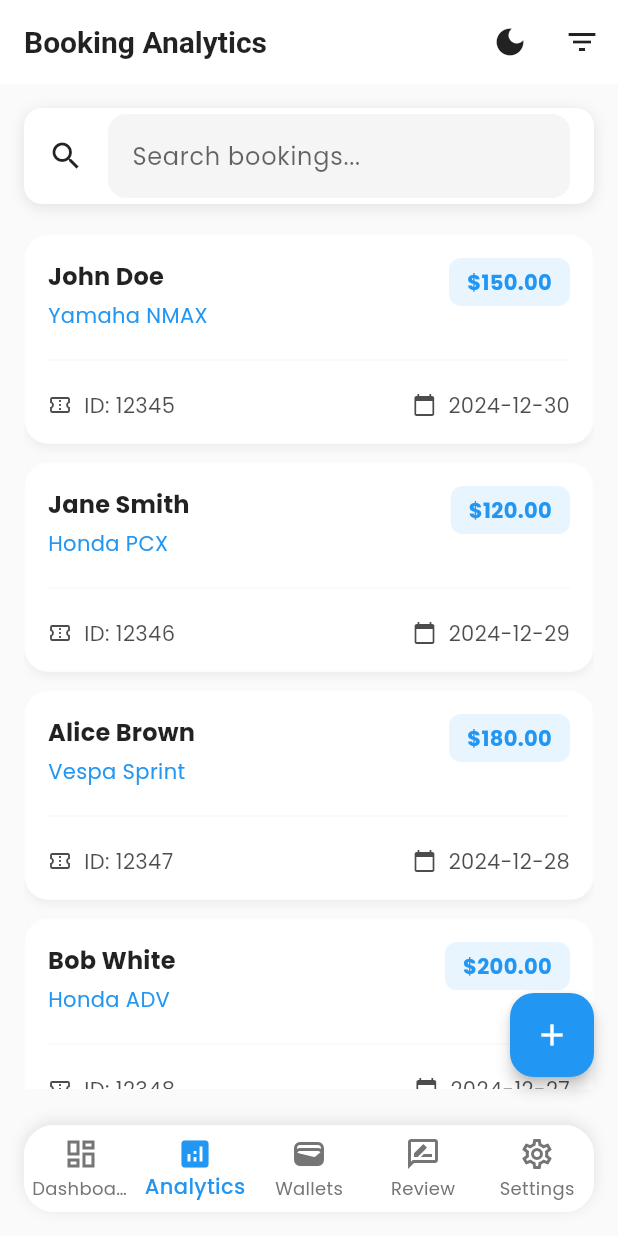
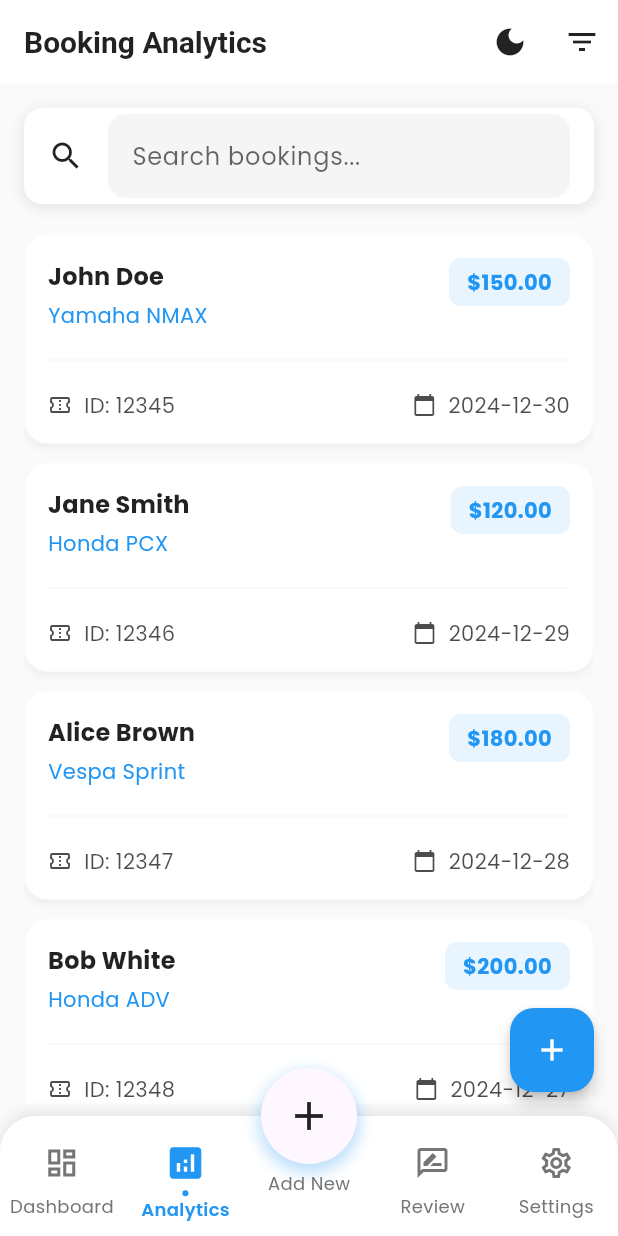
Before and after one commit to reysilvaa/rosantibike_mobile, a Flutter app: the screen it shows after launch, item 2 of the bottom bar chosen, after a tap on the "add" icon, on a phone screen of 412 x 824 dp. Run offline on Flutter 3.47's test engine with Material 3 defaults, Android fonts, the phone set to English and light mode, and no system bars; our stand-ins replace carousel_slider, equatable, flutter_bloc, google_fonts, pdf, printing and 1 more; network calls fail.

Commit message:
FAB bottom navigation

```diff
--- a/lib/bottom_navigation_widget.dart
+++ b/lib/bottom_navigation_widget.dart
@@ -3,90 +3,207 @@ import 'package:flutter/material.dart';
 class BottomNavigation extends StatelessWidget {
   final int selectedIndex;
   final Function(int) onItemSelected;
+  final bool showLabels;
+  final double elevation;
 
   const BottomNavigation({
     Key? key,
     required this.selectedIndex,
     required this.onItemSelected,
+    this.showLabels = true,
+    this.elevation = 8,
   }) : super(key: key);
 
   @override
   Widget build(BuildContext context) {
-    // Get the current theme brightness
-    final isDarkMode = Theme.of(context).brightness == Brightness.dark;
+    final theme = Theme.of(context);
+    final isDarkMode = theme.brightness == Brightness.dark;
 
-    // Get theme colors
-    final backgroundColor = isDarkMode ? const Color(0xFF1E1E1E) : Colors.white;
+    final backgroundColor = theme.bottomNavigationBarTheme.backgroundColor;
+    final containerColor = theme.scaffoldBackgroundColor;
+    final selectedColor = theme.primaryColor;
 
-    final containerColor = isDarkMode ? const Color(0xFF121212) : Colors.white;
-
-    final selectedColor = isDarkMode
-        ? const Color(0xFF64B5F6) // _primaryDark from theme
-        : const Color(0xFF2196F3); // _primaryLight from theme
-
-    return Container(
+    return Stack(
+      clipBehavior: Clip.none,
+      children: [
+        // Main Navigation Container
+        Container(
+          height: 80,
           decoration: BoxDecoration(
             color: containerColor,
-        borderRadius: BorderRadius.circular(20),
+            borderRadius: const BorderRadius.only(
+              topLeft: Radius.circular(24),
+              topRight: Radius.circular(24),
+            ),
             boxShadow: [
               BoxShadow(
-            color: isDarkMode
-                ? Colors.black.withOpacity(0.3)
-                : Colors.black.withOpacity(0.1),
-            blurRadius: 8,
+                color: theme.shadowColor.withOpacity(isDarkMode ? 0.3 : 0.1),
+                blurRadius: elevation,
                 offset: const Offset(0, -2),
               ),
             ],
           ),
-      margin: const EdgeInsets.all(16),
           child: ClipRRect(
-        borderRadius: BorderRadius.circular(20),
+            borderRadius: const BorderRadius.only(
+              topLeft: Radius.circular(24),
+              topRight: Radius.circular(24),
+            ),
             child: BottomNavigationBar(
               currentIndex: selectedIndex,
               onTap: onItemSelected,
               type: BottomNavigationBarType.fixed,
               backgroundColor: backgroundColor,
               selectedItemColor: selectedColor,
-          unselectedItemColor: isDarkMode ? Colors.grey : Colors.grey[600],
-          showSelectedLabels: true,
-          showUnselectedLabels: true,
+              unselectedItemColor:
+                  isDarkMode ? Colors.grey[400] : Colors.grey[600],
+              showSelectedLabels: showLabels,
+              showUnselectedLabels: showLabels,
               elevation: 0,
               selectedLabelStyle: TextStyle(
-            fontWeight: FontWeight.w500,
+                fontWeight: FontWeight.w600,
+                fontSize: 12,
                 color: selectedColor,
               ),
               unselectedLabelStyle: TextStyle(
-            color: isDarkMode ? Colors.grey : Colors.grey[600],
+                fontSize: 12,
+                color: isDarkMode ? Colors.grey[400] : Colors.grey[600],
               ),
-          items: const [
-            BottomNavigationBarItem(
-              icon: Icon(Icons.dashboard_outlined),
-              activeIcon: Icon(Icons.dashboard),
-              label: 'Dashboard',
+              items: [
+                _buildNavItem(Icons.dashboard_outlined, Icons.dashboard,
+                    'Dashboard', selectedIndex == 0, selectedColor),
+                _buildNavItem(Icons.analytics_outlined, Icons.analytics,
+                    'Analytics', selectedIndex == 1, selectedColor),
+                const BottomNavigationBarItem(
+                  icon: SizedBox(width: 50, height: 30),
+                  label: '',
                 ),
-            BottomNavigationBarItem(
-              icon: Icon(Icons.analytics_outlined),
-              activeIcon: Icon(Icons.analytics),
-              label: 'Analytics',
+                _buildNavItem(Icons.rate_review_outlined, Icons.rate_review,
+                    'Review', selectedIndex == 3, selectedColor),
+                _buildNavItem(Icons.settings_outlined, Icons.settings,
+                    'Settings', selectedIndex == 4, selectedColor),
+              ],
             ),
-            BottomNavigationBarItem(
-              icon: Icon(Icons.wallet_outlined),
-              activeIcon: Icon(Icons.wallet),
-              label: 'Wallets',
           ),
-            BottomNavigationBarItem(
-              icon: Icon(Icons.rate_review_outlined),
-              activeIcon: Icon(Icons.rate_review),
-              label: 'Review',
         ),
-            BottomNavigationBarItem(
-              icon: Icon(Icons.settings_outlined),
-              activeIcon: Icon(Icons.settings),
-              label: 'Settings',
+        // Floating Action Button with Label
+        Positioned(
+          top: -32,
+          left: 0,
+          right: 0,
+          child: Column(
+            children: [
+              GestureDetector(
+                onTap: () => onItemSelected(2),
+                child: Container(
+                  width: 64,
+                  height: 64,
+                  decoration: BoxDecoration(
+                    shape: BoxShape.circle,
+                    color: selectedIndex == 2
+                        ? selectedColor
+                        : theme.colorScheme.surface,
+                    boxShadow: [
+                      BoxShadow(
+                        color: selectedColor.withOpacity(0.3),
+                        blurRadius: 8,
+                        spreadRadius: 2,
+                        offset: const Offset(0, 4),
+                      ),
+                    ],
+                  ),
+                  child: AnimatedContainer(
+                    duration: const Duration(milliseconds: 200),
+                    child: Icon(
+                      Icons.add,
+                      color: selectedIndex == 2
+                          ? Colors.white
+                          : theme.iconTheme.color,
+                      size: 32,
+                    ),
+                  ),
+                ),
+              ),
+              const SizedBox(height: 4),
+              Text(
+                'Add New',
+                style: TextStyle(
+                  color: selectedIndex == 2
+                      ? selectedColor
+                      : (isDarkMode ? Colors.grey[400] : Colors.grey[600]),
+                  fontSize: 12,
+                  fontWeight:
+                      selectedIndex == 2 ? FontWeight.w600 : FontWeight.normal,
+                ),
               ),
             ],
           ),
         ),
+      ],
+    );
+  }
+
+  BottomNavigationBarItem _buildNavItem(
+    IconData icon,
+    IconData activeIcon,
+    String label,
+    bool isSelected,
+    Color selectedColor,
+  ) {
+    return BottomNavigationBarItem(
+      icon: Stack(
+        alignment: Alignment.center,
+        children: [
+          AnimatedContainer(
+            duration: const Duration(milliseconds: 200),
+            padding: const EdgeInsets.symmetric(vertical: 8),
+            child: Icon(
+              isSelected ? activeIcon : icon,
+              size: isSelected ? 28 : 24,
+            ),
+          ),
+          if (isSelected)
+            Positioned(
+              bottom: 0,
+              child: Container(
+                width: 4,
+                height: 4,
+                decoration: BoxDecoration(
+                  color: isSelected ? selectedColor : Colors.transparent,
+                  shape: BoxShape.circle,
+                ),
+              ),
+            ),
+        ],
+      ),
+      label: label,
     );
   }
 }
+
+// Custom Page Route untuk transisi halaman
+class CustomPageRoute extends PageRouteBuilder {
+  final Widget child;
+
+  CustomPageRoute({required this.child})
+      : super(
+          transitionDuration: const Duration(milliseconds: 300),
+          pageBuilder: (context, animation, secondaryAnimation) => child,
+        );
+
+  @override
+  Widget buildTransitions(BuildContext context, Animation<double> animation,
+      Animation<double> secondaryAnimation, Widget child) {
+    return SlideTransition(
+      position: Tween<Offset>(
+        begin: const Offset(1.0, 0.0),
+        end: Offset.zero,
+      ).animate(
+        CurvedAnimation(
+          parent: animation,
+          curve: Curves.easeInOut,
+        ),
+      ),
+      child: child,
+    );
+  }
+}
```
Lines whose indentation alone changed are shown as unchanged.
